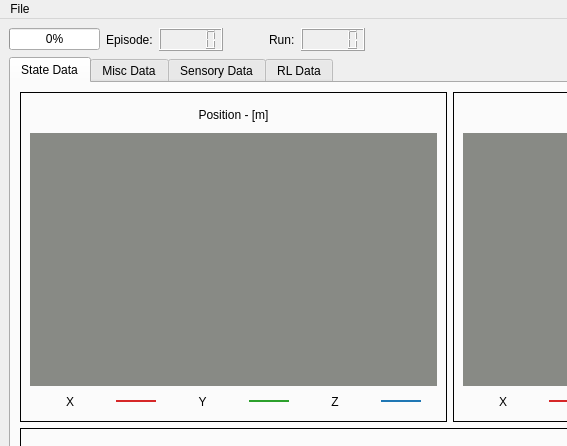
Qt form crazyflie_sim_dashboard/mainwindow.ui (bhabas/sar_simulation) before a commit; both pictures show x 0 to 567 and y 0 to 446 of the 900 by 800 pixel window.
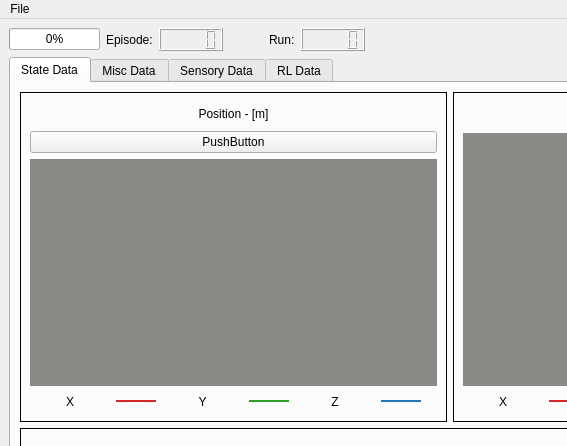
The same form after that commit. Custom widgets are drawn as their Qt base class.

```diff
--- a/crazyflie_sim_dashboard/mainwindow.ui
+++ b/crazyflie_sim_dashboard/mainwindow.ui
@@ -121,7 +121,7 @@
                 </property>
                 <layout class="QHBoxLayout" name="horizontalLayout_14">
                  <item>
-                  <layout class="QVBoxLayout" name="verticalLayout_12" stretch="1,10,1">
+                  <layout class="QVBoxLayout" name="verticalLayout_12" stretch="1,0,10,1">
                    <item>
                     <widget class="QLabel" name="label_34">
                      <property name="text">
@@ -133,7 +133,14 @@
                     </widget>
                    </item>
                    <item>
-                    <widget class="Pos_Widget" name="widget_11" native="true">
+                    <widget class="QPushButton" name="pushButton">
+                     <property name="text">
+                      <string>PushButton</string>
+                     </property>
+                    </widget>
+                   </item>
+                   <item>
+                    <widget class="Pos_Widget" name="Pos_Graph" native="true">
                      <property name="styleSheet">
                       <string notr="true">background-color: rgb(136, 138, 133);</string>
                      </property>
```
